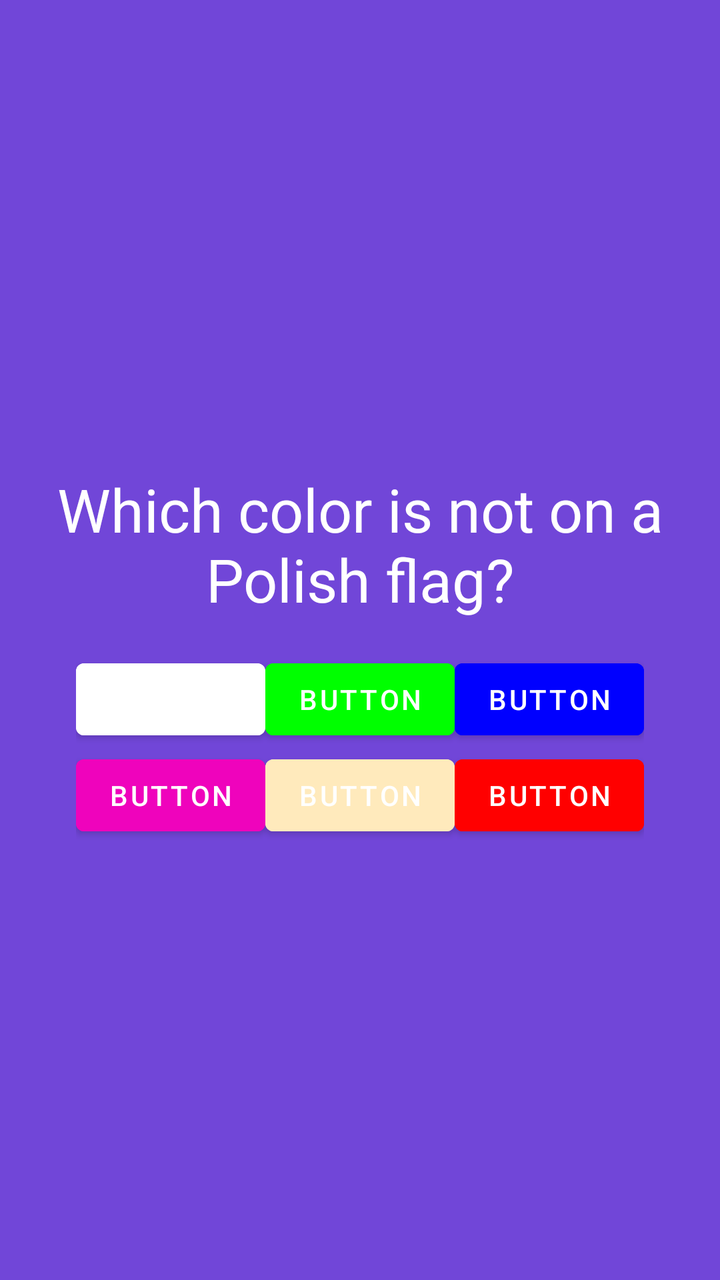
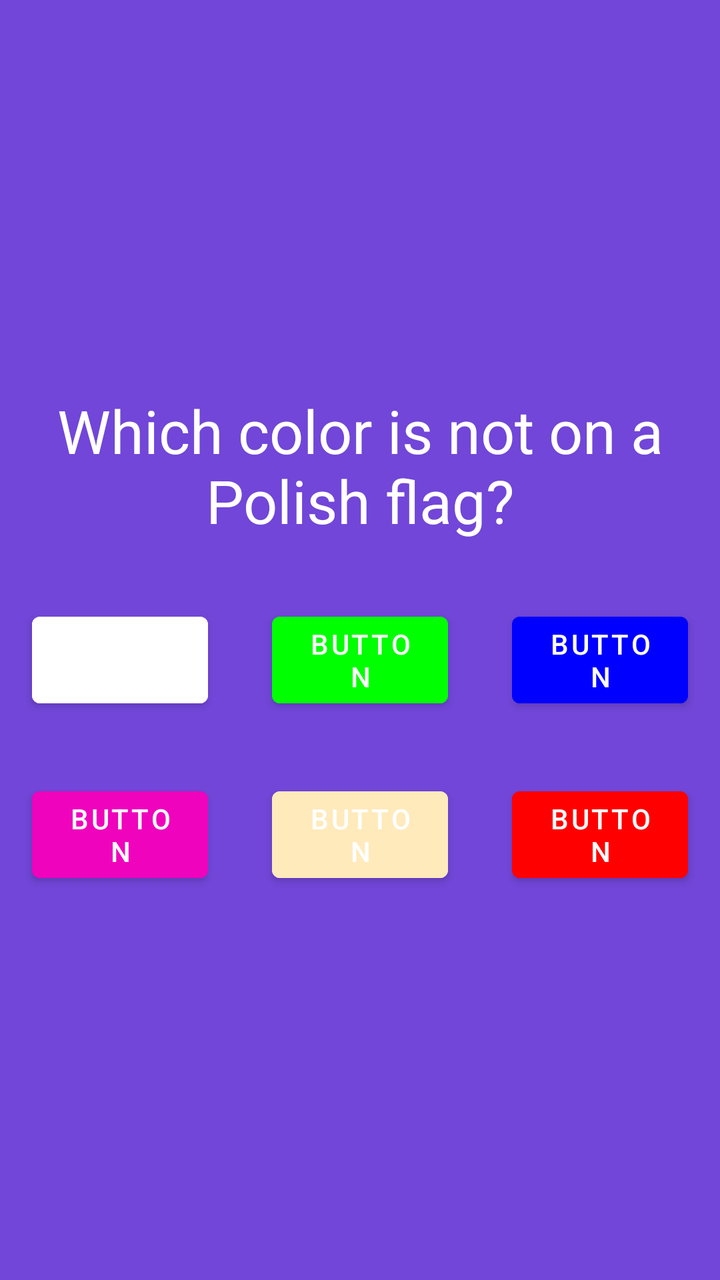

Compare the two renders of this Android layout. The source of the first and the diff that turns it into the second are given below.
<!-- AndroidManifest.xml: application theme Theme.FirstApp -->
<!-- res/layout/activity_main.xml -->
<?xml version="1.0" encoding="utf-8"?>
<LinearLayout xmlns:android="http://schemas.android.com/apk/res/android"
    xmlns:app="http://schemas.android.com/apk/res-auto"
    xmlns:tools="http://schemas.android.com/tools"
    android:layout_width="match_parent"
    android:layout_height="match_parent"
    android:orientation="vertical"
    android:gravity="center"
    android:background="@color/tlo_purple"
    tools:context=".MainActivity">

    

    <TextView
        android:layout_width="wrap_content"
        android:layout_height="wrap_content"
        android:layout_margin="@dimen/tekst_margines"
        android:textSize="@dimen/rozm_czc_pyt"
        android:textAlignment="center"
        android:textColor="@color/white"
        android:text="@string/polecenie" />

    <LinearLayout
        android:layout_width="wrap_content"
        android:layout_height="wrap_content"
        android:orientation="horizontal">

        <Button
            android:id="@+id/button10"
            android:layout_width="wrap_content"
            android:layout_height="wrap_content"
            android:layout_weight="1"
            android:backgroundTint="@color/bioly"
            android:onClick = "odpowiedzOK"
            android:text="Button" />

        <Button
            android:id="@+id/button11"
            android:layout_width="wrap_content"
            android:layout_height="wrap_content"
            android:layout_weight="1"
            android:backgroundTint="@color/ziel"
            android:onClick = "odpowiedzNO"
            android:text="Button" />

        <Button
            android:id="@+id/button12"
            android:layout_width="wrap_content"
            android:layout_height="wrap_content"
            android:layout_weight="1"
            android:backgroundTint="@color/blue"
            android:onClick = "odpowiedzNO"
            android:text="Button" />
    </LinearLayout>

    <LinearLayout
        android:layout_width="wrap_content"
        android:layout_height="wrap_content"
        android:orientation="horizontal">

        <Button
            android:id="@+id/button"
            android:layout_width="wrap_content"
            android:layout_height="wrap_content"
            android:layout_weight="1"
            android:backgroundTint="@color/rozofy"
            android:onClick = "odpowiedzNO"
            android:text="Button" />

        <Button
            android:id="@+id/button5"
            android:layout_width="wrap_content"
            android:layout_height="wrap_content"
            android:layout_weight="1"
            android:backgroundTint="@color/krem"
            android:onClick = "odpowiedzNO"
            android:text="Button" />

        <Button
            android:id="@+id/button6"
            android:layout_width="wrap_content"
            android:layout_height="wrap_content"
            android:layout_weight="1"
            android:backgroundTint="@color/red"
            android:onClick = "odpowiedzOK"
            android:text="Button" />

    </LinearLayout>

</LinearLayout>
<!-- resources referenced by this layout -->
<resources>
  <color name="bioly">#FFFFFF</color>
  <color name="blue">#0000FF</color>
  <color name="krem">#FFEABC</color>
  <color name="red">#FF0000</color>
  <color name="rozofy">#EF03BC</color>
  <color name="tlo_purple">#7146D8</color>
  <color name="white">#FFFFFFFF</color>
  <color name="ziel">#00FF00</color>
  <dimen name="rozm_czc_pyt">30sp</dimen>
  <dimen name="tekst_margines">16dp</dimen>
  <string name="polecenie">Which color is not on a Polish flag?</string>
  <style name="Theme.FirstApp" parent="Theme.MaterialComponents.DayNight.DarkActionBar">
          
          <item name="colorPrimary">@color/purple_500</item>
          <item name="colorPrimaryVariant">@color/purple_700</item>
          <item name="colorOnPrimary">@color/white</item>
          
          <item name="colorSecondary">@color/teal_200</item>
          <item name="colorSecondaryVariant">@color/teal_700</item>
          <item name="colorOnSecondary">@color/black</item>
          
          <item name="android:statusBarColor">?attr/colorPrimaryVariant</item>
          
      </style>
  <color name="purple_500">#FF6200EE</color>
  <color name="purple_700">#FF3700B3</color>
  <color name="teal_200">#FF03DAC5</color>
  <color name="teal_700">#FF018786</color>
  <color name="black">#FF000000</color>
</resources>

<!-- the commit's change to res/layout/activity_main.xml (unified diff, before → after) -->
@@ -30,6 +30,7 @@
             android:layout_width="wrap_content"
             android:layout_height="wrap_content"
             android:layout_weight="1"
+            android:layout_margin="@dimen/tekst_margines"
             android:backgroundTint="@color/bioly"
             android:onClick = "odpowiedzOK"
             android:text="Button" />
@@ -39,6 +40,7 @@
             android:layout_width="wrap_content"
             android:layout_height="wrap_content"
             android:layout_weight="1"
+            android:layout_margin="@dimen/tekst_margines"
             android:backgroundTint="@color/ziel"
             android:onClick = "odpowiedzNO"
             android:text="Button" />
@@ -48,6 +50,7 @@
             android:layout_width="wrap_content"
             android:layout_height="wrap_content"
             android:layout_weight="1"
+            android:layout_margin="@dimen/tekst_margines"
             android:backgroundTint="@color/blue"
             android:onClick = "odpowiedzNO"
             android:text="Button" />
@@ -63,6 +66,7 @@
             android:layout_width="wrap_content"
             android:layout_height="wrap_content"
             android:layout_weight="1"
+            android:layout_margin="@dimen/tekst_margines"
             android:backgroundTint="@color/rozofy"
             android:onClick = "odpowiedzNO"
             android:text="Button" />
@@ -72,6 +76,7 @@
             android:layout_width="wrap_content"
             android:layout_height="wrap_content"
             android:layout_weight="1"
+            android:layout_margin="@dimen/tekst_margines"
             android:backgroundTint="@color/krem"
             android:onClick = "odpowiedzNO"
             android:text="Button" />
@@ -81,6 +86,7 @@
             android:layout_width="wrap_content"
             android:layout_height="wrap_content"
             android:layout_weight="1"
+            android:layout_margin="@dimen/tekst_margines"
             android:backgroundTint="@color/red"
             android:onClick = "odpowiedzOK"
             android:text="Button" />
